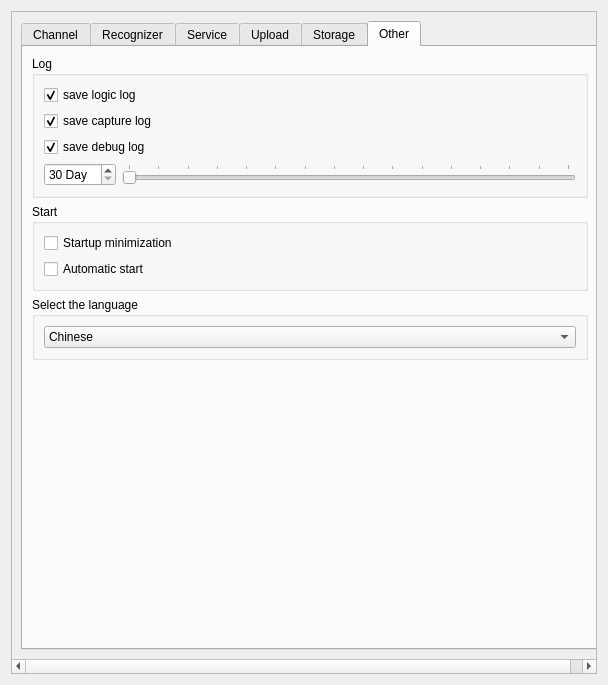
The window that Main/Setting/system_setting_form.ui (519984307/Container_Multiple_Channels_20200522) describes before a commit, drawn with Qt 5.
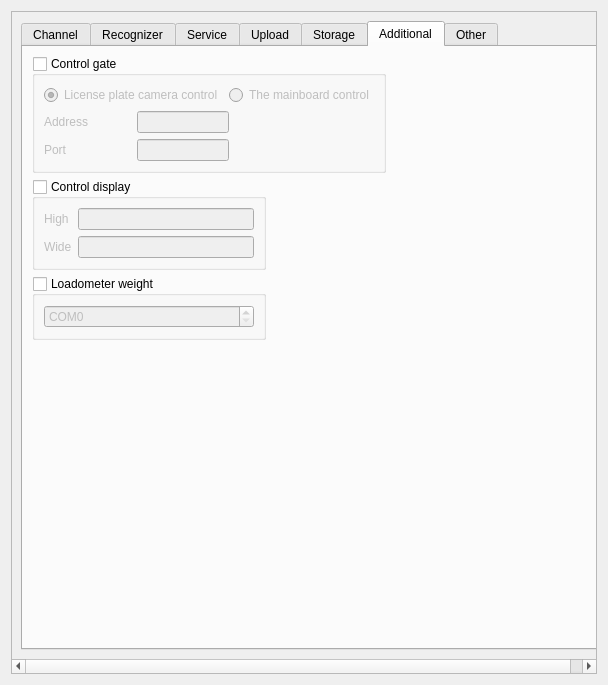
The same window after the commit. The open tabs and pages were chosen to show the change.

Patch:
```diff
--- a/Main/Setting/system_setting_form.ui
+++ b/Main/Setting/system_setting_form.ui
@@ -14,7 +14,7 @@
    <string>Form</string>
   </property>
   <layout class="QGridLayout" name="gridLayout_3">
-   <item row="0" column="0">
+   <item row="0" column="1">
     <widget class="QScrollArea" name="scrollArea">
      <property name="widgetResizable">
       <bool>true</bool>
@@ -29,7 +29,7 @@
        </rect>
       </property>
       <layout class="QGridLayout" name="gridLayout">
-       <item row="0" column="0">
+       <item row="0" column="1">
         <widget class="QTabWidget" name="tabWidget">
          <property name="currentIndex">
           <number>0</number>
@@ -607,36 +607,6 @@
                 </item>
                </widget>
               </item>
-              <item row="0" column="2" rowspan="2">
-               <spacer name="horizontalSpacer">
-                <property name="orientation">
-                 <enum>Qt::Horizontal</enum>
-                </property>
-                <property name="sizeHint" stdset="0">
-                 <size>
-                  <width>310</width>
-                  <height>58</height>
-                 </size>
-                </property>
-               </spacer>
-              </item>
-              <item row="1" column="0">
-               <widget class="QLineEdit" name="lineEdit">
-                <property name="inputMask">
-                 <string>####*####0</string>
-                </property>
-                <property name="text">
-                 <string>*</string>
-                </property>
-               </widget>
-              </item>
-              <item row="1" column="1">
-               <widget class="QCheckBox" name="checkBox_4">
-                <property name="text">
-                 <string>ReduceImage</string>
-                </property>
-               </widget>
-              </item>
              </layout>
             </widget>
            </item>
@@ -814,16 +784,241 @@
            </item>
           </layout>
          </widget>
+         <widget class="QWidget" name="tab_3">
+          <attribute name="title">
+           <string>Additional</string>
+          </attribute>
+          <layout class="QGridLayout" name="gridLayout_29">
+           <item row="0" column="0" colspan="3">
+            <widget class="QGroupBox" name="groupBox_8">
+             <property name="title">
+              <string>Control gate</string>
+             </property>
+             <property name="flat">
+              <bool>true</bool>
+             </property>
+             <property name="checkable">
+              <bool>true</bool>
+             </property>
+             <property name="checked">
+              <bool>false</bool>
+             </property>
+             <layout class="QGridLayout" name="gridLayout_23">
+              <item row="0" column="0" colspan="2">
+               <widget class="QRadioButton" name="radioButton_3">
+                <property name="text">
+                 <string>License plate camera control</string>
+                </property>
+                <property name="checked">
+                 <bool>true</bool>
+                </property>
+               </widget>
+              </item>
+              <item row="0" column="2" colspan="2">
+               <widget class="QRadioButton" name="radioButton_4">
+                <property name="text">
+                 <string>The mainboard control</string>
+                </property>
+               </widget>
+              </item>
+              <item row="1" column="0">
+               <layout class="QVBoxLayout" name="verticalLayout_7">
+                <item>
+                 <widget class="QLabel" name="label_12">
+                  <property name="text">
+                   <string>Address</string>
+                  </property>
+                 </widget>
+                </item>
+                <item>
+                 <widget class="QLabel" name="label_13">
+                  <property name="text">
+                   <string>Port</string>
+                  </property>
+                 </widget>
+                </item>
+               </layout>
+              </item>
+              <item row="1" column="1" colspan="2">
+               <layout class="QVBoxLayout" name="verticalLayout_8">
+                <item>
+                 <widget class="QLineEdit" name="lineEdit"/>
+                </item>
+                <item>
+                 <widget class="QLineEdit" name="lineEdit_6"/>
+                </item>
+               </layout>
+              </item>
+              <item row="1" column="3">
+               <spacer name="horizontalSpacer_18">
+                <property name="orientation">
+                 <enum>Qt::Horizontal</enum>
+                </property>
+                <property name="sizeHint" stdset="0">
+                 <size>
+                  <width>40</width>
+                  <height>20</height>
+                 </size>
+                </property>
+               </spacer>
+              </item>
+             </layout>
+            </widget>
+           </item>
+           <item row="0" column="3">
+            <spacer name="horizontalSpacer_19">
+             <property name="orientation">
+              <enum>Qt::Horizontal</enum>
+             </property>
+             <property name="sizeHint" stdset="0">
+              <size>
+               <width>112</width>
+               <height>20</height>
+              </size>
+             </property>
+            </spacer>
+           </item>
+           <item row="0" column="4">
+            <spacer name="horizontalSpacer_4">
+             <property name="orientation">
+              <enum>Qt::Horizontal</enum>
+             </property>
+             <property name="sizeHint" stdset="0">
+              <size>
+               <width>164</width>
+               <height>20</height>
+              </size>
+             </property>
+            </spacer>
+           </item>
+           <item row="1" column="0" colspan="2">
+            <widget class="QGroupBox" name="groupBox_9">
+             <property name="title">
+              <string>Control display</string>
+             </property>
+             <property name="flat">
+              <bool>true</bool>
+             </property>
+             <property name="checkable">
+              <bool>true</bool>
+             </property>
+             <property name="checked">
+              <bool>false</bool>
+             </property>
+             <layout class="QGridLayout" name="gridLayout_22">
+              <item row="0" column="1">
+               <layout class="QVBoxLayout" name="verticalLayout_4">
+                <item>
+                 <widget class="QLineEdit" name="lineEdit_2"/>
+                </item>
+                <item>
+                 <widget class="QLineEdit" name="lineEdit_3"/>
+                </item>
+               </layout>
+              </item>
+              <item row="0" column="0">
+               <layout class="QVBoxLayout" name="verticalLayout_3">
+                <item>
+                 <widget class="QLabel" name="label_8">
+                  <property name="text">
+                   <string>High</string>
+                  </property>
+                 </widget>
+                </item>
+                <item>
+                 <widget class="QLabel" name="label_9">
+                  <property name="text">
+                   <string>Wide</string>
+                  </property>
+                 </widget>
+                </item>
+               </layout>
+              </item>
+             </layout>
+            </widget>
+           </item>
+           <item row="1" column="2" colspan="2">
+            <spacer name="horizontalSpacer_2">
+             <property name="orientation">
+              <enum>Qt::Horizontal</enum>
+             </property>
+             <property name="sizeHint" stdset="0">
+              <size>
+               <width>276</width>
+               <height>20</height>
+              </size>
+             </property>
+            </spacer>
+           </item>
+           <item row="2" column="2" colspan="3">
+            <spacer name="horizontalSpacer_5">
+             <property name="orientation">
+              <enum>Qt::Horizontal</enum>
+             </property>
+             <property name="sizeHint" stdset="0">
+              <size>
+               <width>450</width>
+               <height>20</height>
+              </size>
+             </property>
+            </spacer>
+           </item>
+           <item row="3" column="1">
+            <spacer name="verticalSpacer_8">
+             <property name="orientation">
+              <enum>Qt::Vertical</enum>
+             </property>
+             <property name="sizeHint" stdset="0">
+              <size>
+               <width>20</width>
+               <height>273</height>
+              </size>
+             </property>
+            </spacer>
+           </item>
+           <item row="2" column="0" colspan="2">
+            <widget class="QGroupBox" name="groupBox_14">
+             <property name="title">
+              <string>Loadometer weight</string>
+             </property>
+             <property name="flat">
+              <bool>true</bool>
+             </property>
+             <property name="checkable">
+              <bool>true</bool>
+             </property>
+             <property name="checked">
+              <bool>false</bool>
+             </property>
+             <layout class="QGridLayout" name="gridLayout_24">
+              <item row="0" column="0">
+               <widget class="QSpinBox" name="spinBox_4">
+                <property name="suffix">
+                 <string/>
+                </property>
+                <property name="prefix">
+                 <string>COM</string>
+                </property>
+               </widget>
+              </item>
+             </layout>
+            </widget>
+           </item>
+          </layout>
+         </widget>
          <widget class="QWidget" name="tab">
           <attribute name="title">
            <string>Other</string>
           </attribute>
           <layout class="QGridLayout" name="gridLayout_20">
-           <item row="0" column="0">
+           <item row="0" column="0" colspan="2">
             <widget class="QGroupBox" name="groupBox_11">
              <property name="title">
               <string>Log</string>
              </property>
+             <property name="flat">
+              <bool>true</bool>
+             </property>
              <layout class="QGridLayout" name="gridLayout_14">
               <item row="0" column="0" colspan="2">
                <widget class="QCheckBox" name="InfoLog">
@@ -905,34 +1100,96 @@
              </layout>
             </widget>
            </item>
-           <item row="1" column="0">
+           <item row="0" column="2">
+            <spacer name="horizontalSpacer_15">
+             <property name="orientation">
+              <enum>Qt::Horizontal</enum>
+             </property>
+             <property name="sizeHint" stdset="0">
+              <size>
+               <width>291</width>
+               <height>20</height>
+              </size>
+             </property>
+            </spacer>
+           </item>
+           <item row="1" column="0" colspan="2">
             <widget class="QGroupBox" name="groupBox_2">
              <property name="title">
               <string>Start</string>
              </property>
+             <property name="flat">
+              <bool>false</bool>
+             </property>
              <layout class="QGridLayout" name="gridLayout_16">
-              <item row="0" column="0">
+              <item row="0" column="0" colspan="3">
                <widget class="QCheckBox" name="StartupMinimization">
                 <property name="text">
                  <string>Startup minimization</string>
                 </property>
                </widget>
               </item>
-              <item row="1" column="0">
+              <item row="1" column="0" colspan="2">
                <widget class="QCheckBox" name="AutomaticStart">
                 <property name="text">
                  <string>Automatic start</string>
                 </property>
                </widget>
               </item>
+              <item row="2" column="0">
+               <widget class="QSpinBox" name="DelayStart">
+                <property name="suffix">
+                 <string> S</string>
+                </property>
+                <property name="prefix">
+                 <string/>
+                </property>
+               </widget>
+              </item>
+              <item row="2" column="1">
+               <widget class="QLabel" name="label_14">
+                <property name="text">
+                 <string>Delay start</string>
+                </property>
+               </widget>
+              </item>
+              <item row="2" column="2">
+               <spacer name="horizontalSpacer_7">
+                <property name="orientation">
+                 <enum>Qt::Horizontal</enum>
+                </property>
+                <property name="sizeHint" stdset="0">
+                 <size>
+                  <width>283</width>
+                  <height>20</height>
+                 </size>
+                </property>
+               </spacer>
+              </item>
              </layout>
             </widget>
            </item>
+           <item row="1" column="2">
+            <spacer name="horizontalSpacer_16">
+             <property name="orientation">
+              <enum>Qt::Horizontal</enum>
+             </property>
+             <property name="sizeHint" stdset="0">
+              <size>
+               <width>291</width>
+               <height>20</height>
+              </size>
+             </property>
+            </spacer>
+           </item>
            <item row="2" column="0">
             <widget class="QGroupBox" name="groupBox_7">
              <property name="title">
               <string>Select the language</string>
              </property>
+             <property name="flat">
+              <bool>true</bool>
+             </property>
              <layout class="QGridLayout" name="gridLayout_13">
               <item row="0" column="0">
                <widget class="QComboBox" name="Language">
@@ -954,6 +1211,19 @@
              </layout>
             </widget>
            </item>
+           <item row="2" column="1">
+            <spacer name="horizontalSpacer_17">
+             <property name="orientation">
+              <enum>Qt::Horizontal</enum>
+             </property>
+             <property name="sizeHint" stdset="0">
+              <size>
+               <width>292</width>
+               <height>20</height>
+              </size>
+             </property>
+            </spacer>
+           </item>
            <item row="3" column="0">
             <spacer name="verticalSpacer_3">
              <property name="orientation">
```
Left out of the diff: 354 changed lines with no effect on the pictures.
